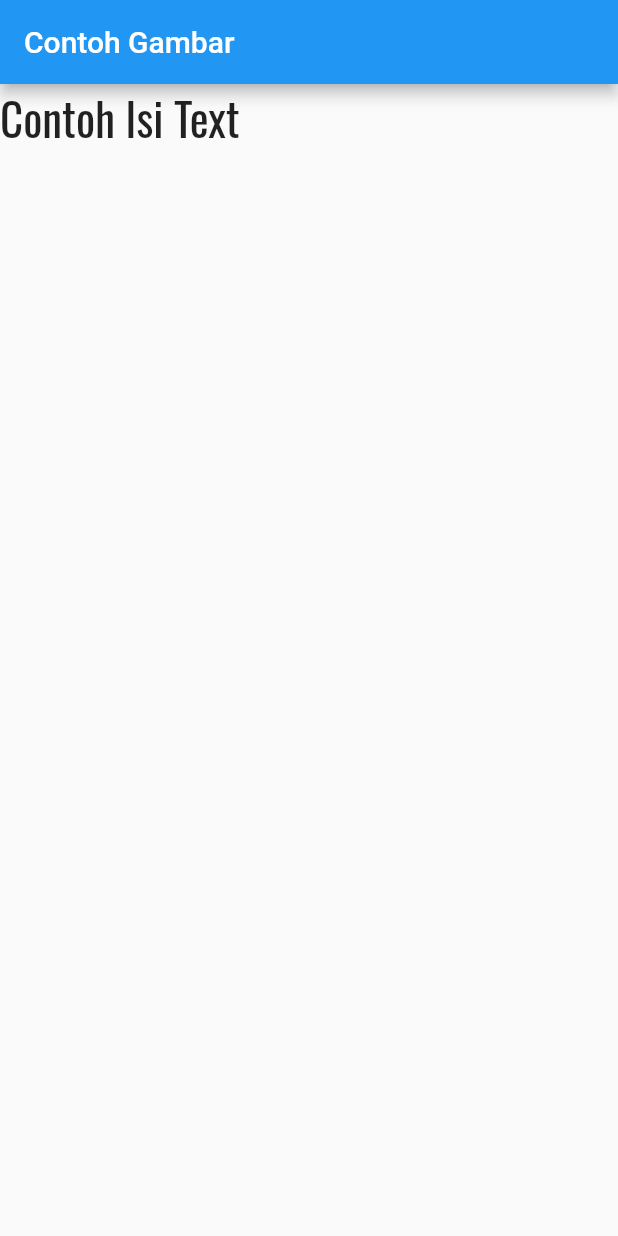
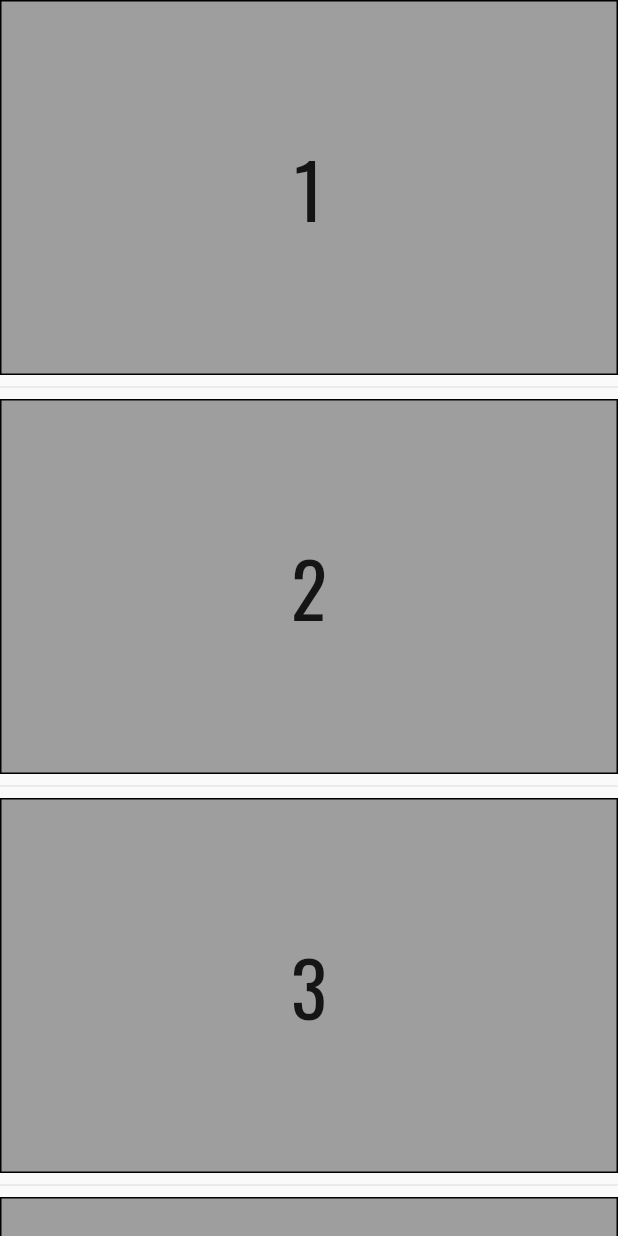
Before and after one commit to ihsanunot/Flutter-Dasar-Bagian-1, a Flutter app: the screen it shows after launch, on a phone screen of 412 x 824 dp. Run offline on Flutter 3.47's test engine with Material 2 defaults, Android fonts, the phone set to English and light mode, and no system bars.

Commit message:
listview example

```diff
--- a/lib/main.dart
+++ b/lib/main.dart
@@ -1,4 +1,8 @@
 import 'package:flutter/material.dart';
+// import 'widget/listview_basic.dart';
+// import 'widget/listview_dinamik.dart';
+// import 'widget/listview_builder.dart';
+import 'widget/listview_separator.dart';
 
 void main() {
   runApp(const MyApp());
@@ -10,36 +14,12 @@ class MyApp extends StatelessWidget {
   @override
   Widget build(BuildContext context) {
     return MaterialApp(
-      title: 'Contoh FONT',
+      title: 'Expanded & Flexible',
       theme: ThemeData(
+        fontFamily: 'Oswald', // custom font
         primaryColor: Colors.blue,
       ),
-      home: const HurufFont(),
+      home: const ListViewSeparator(), // import widget ListView.builder
     );
   }
 }
-
-class HurufFont extends StatelessWidget {
-  const HurufFont({Key? key}) : super(key: key);
-
-  @override
-  Widget build(BuildContext context) {
-    return Scaffold(
-        appBar: AppBar(
-          title: const Text('Contoh Gambar'),
-        ),
-        body: Column(
-          children: [
-            Text(
-              'Contoh Isi Text',
-              style: TextStyle(
-                fontFamily: 'Oswald',
-                fontSize: 30,
-              ),
-            ),
-          ],
-        ));
-  }
-}
-
-// route nya url/ lokasi aset pakai string
--- /dev/null
+++ b/lib/widget/listview_separator.dart
@@ -0,0 +1,33 @@
+import 'package:flutter/material.dart';
+
+class ListViewSeparator extends StatelessWidget {
+  const ListViewSeparator({Key? key}) : super(key: key);
+  final List<int> angkaList = const <int>[1, 2, 3, 4, 5, 6, 7, 8, 9, 10];
+
+  @override
+  Widget build(BuildContext context) {
+    return Scaffold(
+      body: ListView.separated(
+        itemCount: angkaList.length,
+        itemBuilder: (BuildContext context, int index) {
+          return Container(
+            height: 250,
+            decoration: BoxDecoration(
+              color: Colors.grey,
+              border: Border.all(color: Colors.black),
+            ),
+            child: Center(
+              child: Text(
+                '${angkaList[index]}',
+                style: const TextStyle(fontSize: 50),
+              ),
+            ),
+          );
+        },
+        separatorBuilder: (BuildContext context, int index) {
+          return const Divider();
+        },
+      ),
+    );
+  }
+}
```
Also changed, not shown: lib/widget/checkbox_input.dart (added, +34 -0 lines), lib/widget/input_text.dart (added, +54 -0 lines), lib/widget/listview_basic.dart (added, +106 -0 lines), lib/widget/listview_builder.dart (added, +30 -0 lines), lib/widget/listview_dinamik.dart (added, +31 -0 lines), lib/widget/radio_input.dart (added, +68 -0 lines), lib/widget/switch_input.dart (added, +33 -0 lines), lib/widget/test_contoh.dart (added, +55 -0 lines), pubspec.yaml (+4 -5 lines), fonts/Oswald-Bold.ttf (added), fonts/Oswald-ExtraLight.ttf (added), fonts/Oswald-Light.ttf (added), fonts/Oswald-Medium.ttf (added), fonts/Oswald-Regular.ttf (added), 2 more files, 1 other file.
